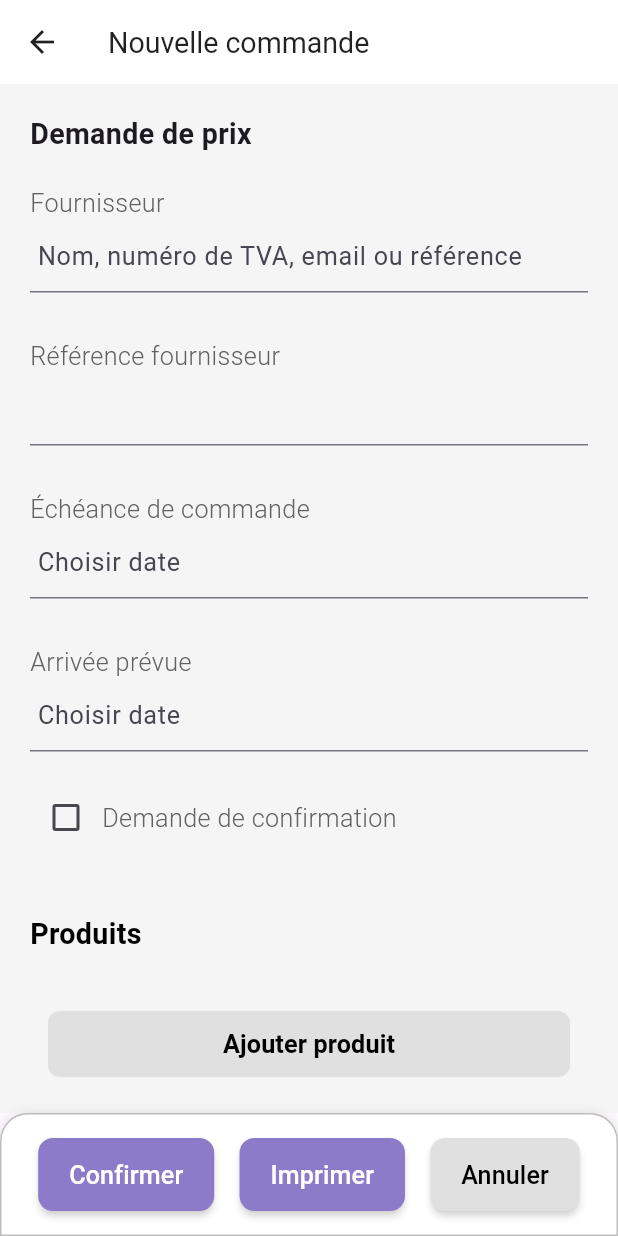
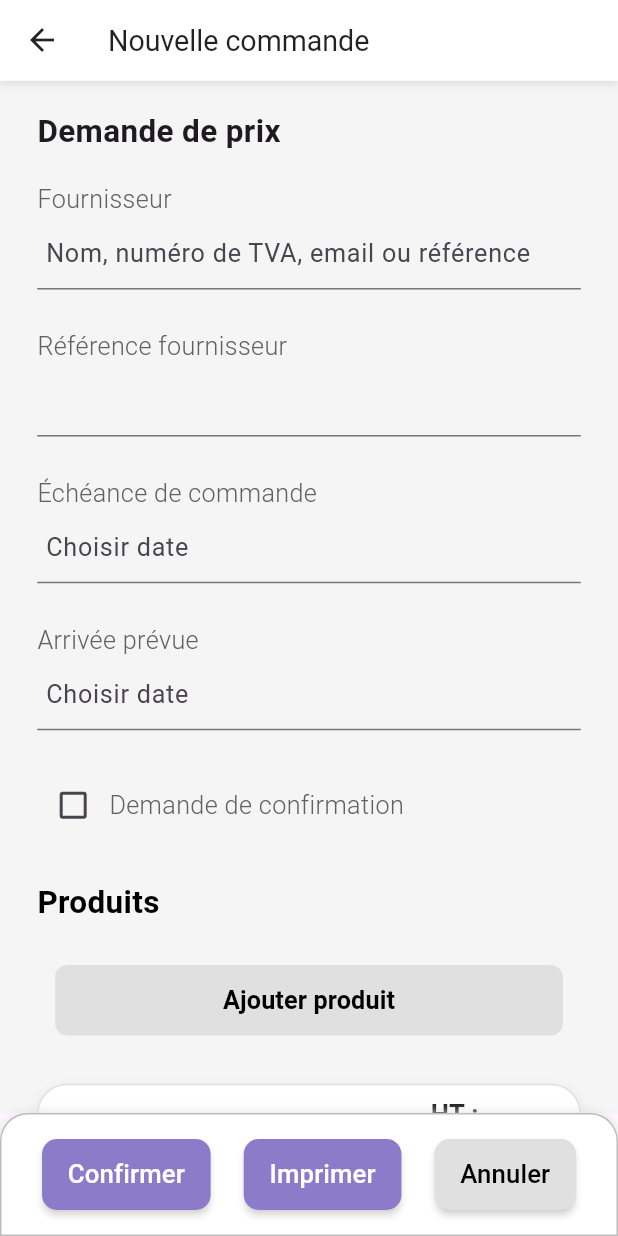
Before and after one commit to oussama-souidi/odoo_erp_mobile_app, a Flutter app: the details_page screen opened directly, on a phone screen of 412 x 824 dp. Run offline on Flutter 3.47's test engine with Material 3 defaults, Android fonts, the light colour scheme and no system bars; our stand-ins replace flutter_screenutil.

Commit message:
responsiveness v2

```diff
--- a/lib/main.dart
+++ b/lib/main.dart
@@ -16,7 +16,7 @@ class MyApp extends StatelessWidget {
       builder: (_, child) => const SafeArea(
         child: MaterialApp(
           debugShowCheckedModeBanner: false,
-          home: details_page()
+          home: HomePage()
         ),
       ),
       designSize: const Size(1080, 2220),
--- a/lib/modules/achats/components/details_page.dart
+++ b/lib/modules/achats/components/details_page.dart
@@ -33,14 +33,8 @@ class _details_pageState extends State<details_page> {
 
   // for a responsive font size
   double responsiveFontSize(BuildContext context, double referenceFontSize) {
-    double screenWidth = MediaQuery
-        .of(context)
-        .size
-        .width;
-    double screenHeight = MediaQuery
-        .of(context)
-        .size
-        .height;
+    double screenWidth = MediaQuery.of(context).size.width;
+    double screenHeight = MediaQuery.of(context).size.height;
 
     double averageDimension = (screenWidth + screenHeight) / 2;
 
@@ -50,16 +44,10 @@ class _details_pageState extends State<details_page> {
   }
 
   // for a responsive padding
-  EdgeInsets responsivePadding(BuildContext context, double horizontalFactor,
-      double verticalFactor) {
-    double screenWidth = MediaQuery
-        .of(context)
-        .size
-        .width;
-    double screenHeight = MediaQuery
-        .of(context)
-        .size
-        .height;
+  EdgeInsets responsivePadding(
+      BuildContext context, double horizontalFactor, double verticalFactor) {
+    double screenWidth = MediaQuery.of(context).size.width;
+    double screenHeight = MediaQuery.of(context).size.height;
 
     double horizontalPadding = screenWidth * horizontalFactor;
     double verticalPadding = screenHeight * verticalFactor;
@@ -73,11 +61,20 @@ class _details_pageState extends State<details_page> {
   @override
   Widget build(BuildContext context) {
     return Scaffold(
-      backgroundColor: Theme
-          .of(context)
-          .colorScheme
-          .surface,
-      appBar: AppBar(
+      backgroundColor: Theme.of(context).colorScheme.surface,
+      appBar: PreferredSize(
+        preferredSize: Size.fromHeight(145.h),
+        child: Container(
+          decoration: BoxDecoration(
+            boxShadow: [
+              BoxShadow(
+                color: Colors.black.withOpacity(0.1),
+                offset: const Offset(0, 2),
+                blurRadius: 4,
+              ),
+            ],
+          ),
+          child: AppBar(
             scrolledUnderElevation: 0,
             backgroundColor: Colors.white,
             iconTheme: const IconThemeData(
@@ -85,29 +82,29 @@ class _details_pageState extends State<details_page> {
             ),
             title: Text(
               "Nouvelle commande",
-          style: TextStyle(
-              color: Colors.black87, fontSize: 50.sp),
+              style: TextStyle(color: Colors.black87, fontSize: 50.sp),
+            ),
+          ),
         ),
       ),
       body: SingleChildScrollView(
         child: Container(
           color: Colors.grey.shade100,
           child: Padding(
-            padding: const EdgeInsets.symmetric(horizontal: 20),
+            padding: EdgeInsets.symmetric(horizontal: 65.w),
             child: Column(
               crossAxisAlignment: CrossAxisAlignment.start,
               children: [
-                const SizedBox(
-                  height: 20,
+                SizedBox(
+                  height: 50.h,
                 ),
                 Text(
                   'Demande de prix',
-                  style: TextStyle(
-                      fontSize: 50.sp,
-                      fontWeight: FontWeight.bold),
+                  style:
+                      TextStyle(fontSize: 55.sp, fontWeight: FontWeight.bold),
                 ),
-                const SizedBox(
-                  height: 20,
+                SizedBox(
+                  height: 50.h,
                 ),
                 Text(
                   'Fournisseur',
@@ -118,15 +115,14 @@ class _details_pageState extends State<details_page> {
                 ),
                 TextField(
                   decoration: InputDecoration(
-                    contentPadding: EdgeInsets.only(left: 5),
+                    contentPadding: EdgeInsets.only(left: 15.w),
                     hintText: 'Nom, numéro de TVA, email ou référence',
-                    hintStyle:
-                    TextStyle(fontSize: 44.sp,
-                        fontWeight: FontWeight.normal),
+                    hintStyle: TextStyle(
+                        fontSize: 44.sp, fontWeight: FontWeight.normal),
                   ),
                 ),
-                const SizedBox(
-                  height: 30,
+                SizedBox(
+                  height: 70.h,
                 ),
                 Text(
                   'Référence fournisseur',
@@ -135,12 +131,12 @@ class _details_pageState extends State<details_page> {
                       fontWeight: FontWeight.w300,
                       color: Colors.grey[700]),
                 ),
-                const TextField(
-                  decoration:
-                  InputDecoration(contentPadding: EdgeInsets.only(left: 5)),
+                TextField(
+                  decoration: InputDecoration(
+                      contentPadding: EdgeInsets.only(left: 15.w)),
                 ),
-                const SizedBox(
-                  height: 30,
+                SizedBox(
+                  height: 70.h,
                 ),
                 Text(
                   'Échéance de commande',
@@ -158,13 +154,12 @@ class _details_pageState extends State<details_page> {
                             .substring(0, 10) ??
                         'Choisir date',
                     hintStyle: TextStyle(
-                        fontSize: 44.sp,
-                        fontWeight: FontWeight.normal),
-                    contentPadding: const EdgeInsets.only(left: 5),
+                        fontSize: 44.sp, fontWeight: FontWeight.normal),
+                    contentPadding: EdgeInsets.only(left: 15.w),
                   ),
                 ),
-                const SizedBox(
-                  height: 30,
+                SizedBox(
+                  height: 70.h,
                 ),
                 Text(
                   'Arrivée prévue',
@@ -182,13 +177,12 @@ class _details_pageState extends State<details_page> {
                         selectedDates["arrivee"]?.toString().substring(0, 10) ??
                             'Choisir date',
                     hintStyle: TextStyle(
-                        fontSize: 44.sp,
-                        fontWeight: FontWeight.normal),
-                    contentPadding: const EdgeInsets.only(left: 5),
+                        fontSize: 44.sp, fontWeight: FontWeight.normal),
+                    contentPadding: EdgeInsets.only(left: 15.w),
                   ),
                 ),
-                const SizedBox(
-                  height: 20,
+                SizedBox(
+                  height: 70.h,
                 ),
                 Row(
                   children: [
@@ -207,18 +201,18 @@ class _details_pageState extends State<details_page> {
                             color: Colors.grey[700])),
                   ],
                 ),
-                const SizedBox(
-                  height: 40,
+                SizedBox(
+                  height: 70.h,
                 ),
                 Text(
                   'Produits',
                   style: TextStyle(
-                      fontSize: 50.sp,
+                      fontSize: 55.sp,
                       fontWeight: FontWeight.bold,
                       color: Colors.black),
                 ),
-                const SizedBox(
-                  height: 30,
+                SizedBox(
+                  height: 50.h,
                 ),
                 TextButton(
                   onPressed: () {
@@ -229,7 +223,7 @@ class _details_pageState extends State<details_page> {
                   },
                   onHover: (_) {},
                   child: Container(
-                    padding: const EdgeInsets.all(10),
+                    padding: EdgeInsets.all(30.sp),
                     //margin: const EdgeInsets.symmetric(horizontal: 25, vertical : 50),
                     decoration: BoxDecoration(
                       color: Colors.grey.shade300,
@@ -247,14 +241,14 @@ class _details_pageState extends State<details_page> {
                     ),
                   ),
                 ),
-                const SizedBox(
-                  height: 20,
+                SizedBox(
+                  height: 50.h,
                 ),
                 Column(
                   children: [
-                      for(var data in _data)
+                    for (var data in _data)
                       Padding(
-                          padding: responsivePadding(context, 0,0.008),
+                        padding: EdgeInsets.symmetric(vertical: 15.h),
                         child: ProductItem(
                             produit: data.produit,
                             quantite: data.quantite,
@@ -263,26 +257,7 @@ class _details_pageState extends State<details_page> {
                             prix_avecTax: data.prix_avecTax),
                       )
                   ],
-
                 ),
-                /*SizedBox(
-                  height: _data.length * 130,
-                  child: GridView.builder(
-                      gridDelegate:
-                      const SliverGridDelegateWithFixedCrossAxisCount(
-                          crossAxisCount: 1,
-                          mainAxisExtent: 120,
-                          mainAxisSpacing: 10),
-                      itemCount: _data.length,
-                      itemBuilder: (context, index) {
-                        return ProductItem(
-                            produit: _data[index].produit,
-                            quantite: _data[index].quantite,
-                            prixUnitaire: _data[index].prixUnitaire,
-                            prix_horsTax: _data[index].prix_horsTax,
-                            prix_avecTax: _data[index].prix_avecTax);
-                      }),
-                ),*/
               ],
             ),
           ),
@@ -305,14 +280,14 @@ class _details_pageState extends State<details_page> {
         child: BottomAppBar(
           color: Colors.transparent,
           elevation: 8,
-
           child: Row(
             mainAxisAlignment: MainAxisAlignment.spaceAround,
             children: [
               TextButton(
                 onPressed: () {},
                 style: TextButton.styleFrom(
-                  padding: responsivePadding(context, 0.05, 0.015),
+                  padding:
+                      EdgeInsets.symmetric(vertical: 30.h, horizontal: 45.w),
                   shape: RoundedRectangleBorder(
                     borderRadius:
                         BorderRadius.circular(10.0), // Circular border
@@ -324,13 +299,16 @@ class _details_pageState extends State<details_page> {
                   // Shadow offset
                   elevation: 2.0, // Button elevation for shadow
                 ),
-                child: Text("Confirmer",
-                  style: TextStyle(fontSize: responsiveFontSize(context, 13)),),
+                child: Text(
+                  "Confirmer",
+                  style: TextStyle(fontSize: 45.sp),
+                ),
               ),
               TextButton(
                 onPressed: () {},
                 style: TextButton.styleFrom(
-                  padding: responsivePadding(context, 0.05, 0.015),
+                  padding:
+                      EdgeInsets.symmetric(vertical: 30.h, horizontal: 45.w),
                   // Add padding
                   shape: RoundedRectangleBorder(
                     borderRadius:
@@ -344,13 +322,13 @@ class _details_pageState extends State<details_page> {
                   elevation: 2.0,
                   // Button elevation for shadow
                 ),
-                child: Text("Imprimer", style: TextStyle(
-                    fontSize: responsiveFontSize(context, 13))),
+                child: Text("Imprimer", style: TextStyle(fontSize: 45.sp)),
               ),
               TextButton(
                 onPressed: () {},
                 style: TextButton.styleFrom(
-                  padding: responsivePadding(context, 0.05, 0.015),
+                  padding:
+                      EdgeInsets.symmetric(vertical: 30.h, horizontal: 45.w),
                   shape: RoundedRectangleBorder(
                     borderRadius:
                         BorderRadius.circular(10.0), // Circular border
@@ -360,8 +338,7 @@ class _details_pageState extends State<details_page> {
                   shadowColor: Colors.grey.withOpacity(0.5),
                   elevation: 2.0, // Button elevation for shadow
                 ),
-                child: Text("Annuler", style: TextStyle(
-                    fontSize: responsiveFontSize(context, 13))),
+                child: Text("Annuler", style: TextStyle(fontSize: 45.sp)),
               ),
             ],
           ),
--- a/lib/modules/achats/produits/product_item.dart
+++ b/lib/modules/achats/produits/product_item.dart
@@ -69,8 +69,12 @@ class ProductItem extends StatelessWidget {
           Padding(
             padding: EdgeInsets.symmetric(
                 vertical: 20.h, horizontal: 60.w),
+            child: SizedBox(
+              width: 200.w,
               child: Column(
                 crossAxisAlignment: CrossAxisAlignment.start,
+                mainAxisAlignment:
+                MainAxisAlignment.start,
                 children: [
                   Text("HT : \n $prix_horsTax",
                       style: TextStyle(
@@ -85,6 +89,7 @@ class ProductItem extends StatelessWidget {
                           fontWeight: FontWeight.bold)),
                 ],
               ),
+            ),
           )
         ],
       ),
```
Lines whose indentation alone changed are shown as unchanged.
